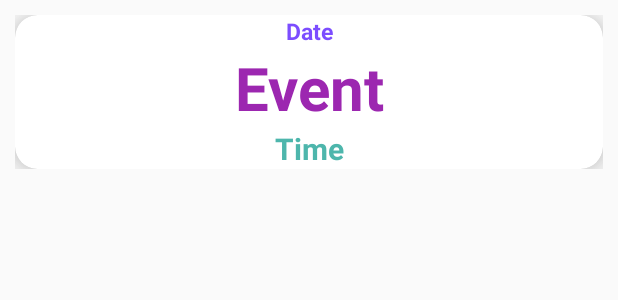
After one commit to ferals26/Travel_Time, an Android app: the layout show_events_rowlayout.xml on its own in the app's theme, with its tools: preview values and no code run, on a phone screen of 412 x 824 dp. The commit adds this screen. Shown: the top 300 px of the screen. Run offline under Robolectric (Android 15) with nearby library versions, the phone set to English and light mode, and no system bars.

Commit message:
CALENDARIO CON NOTIFICACION DE EVENTOS

```diff
--- a/app/src/main/res/layout/add_newevent_layout.xml
+++ b/app/src/main/res/layout/add_newevent_layout.xml
@@ -9,6 +9,7 @@
         android:layout_height="50dp"
         android:background="@color/backgroundcolor"
         android:hint="Type Event"
+        android:id="@+id/eventname"
         android:inputType="textShortMessage"
         android:layout_margin="20dp"
         android:gravity="center"/>
--- /dev/null
+++ b/app/src/main/res/layout/show_events_rowlayout.xml
@@ -0,0 +1,48 @@
+<?xml version="1.0" encoding="utf-8"?>
+<LinearLayout xmlns:android="http://schemas.android.com/apk/res/android"
+    xmlns:app="http://schemas.android.com/apk/res-auto"
+    android:orientation="vertical"
+    android:layout_width="match_parent"
+    android:layout_height="wrap_content"
+    android:layout_margin="10dp">
+
+  <androidx.cardview.widget.CardView
+      android:layout_width="match_parent"
+      android:layout_height="wrap_content"
+      app:cardCornerRadius="15dp"
+      app:cardElevation="12sp" >
+      <LinearLayout
+          android:layout_width="match_parent"
+          android:layout_height="wrap_content"
+          android:orientation="vertical">
+          <TextView
+              android:layout_width="match_parent"
+              android:layout_height="wrap_content"
+              android:gravity="center"
+              android:textColor="@color/colorAccent"
+              android:id="@+id/eventdate"
+              android:textStyle="bold"
+              android:text="Date"
+              android:textSize="15dp"/>
+          <TextView
+              android:layout_width="match_parent"
+              android:layout_height="wrap_content"
+              android:gravity="center"
+              android:textColor="@color/colorPrimary"
+              android:id="@+id/eventname"
+              android:textStyle="bold"
+              android:text="Event"
+              android:textSize="40dp"/>
+          <TextView
+              android:layout_width="match_parent"
+              android:layout_height="wrap_content"
+              android:gravity="center"
+              android:textColor="@color/event"
+              android:id="@+id/eventtime"
+              android:textStyle="bold"
+              android:text="Time"
+              android:textSize="20dp"/>
+      </LinearLayout>
+  </androidx.cardview.widget.CardView>
+
+</LinearLayout>
```
Also changed, not shown: app/src/main/java/com/example/traveltime/CustomCalendarView.java (+77 -7 lines), app/src/main/java/com/example/traveltime/EventRecyclerAdapter.java (added, +58 -0 lines), app/src/main/java/com/example/traveltime/MyGridAdapter.java (+28 -2 lines).
